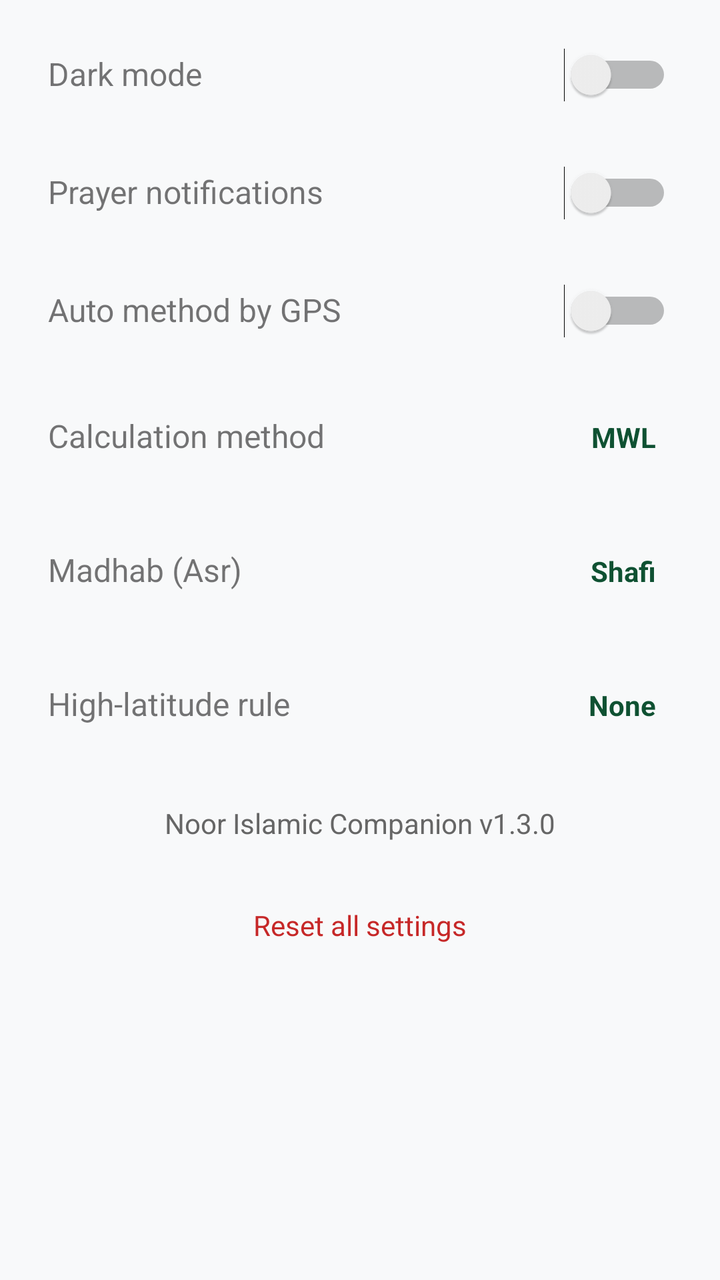
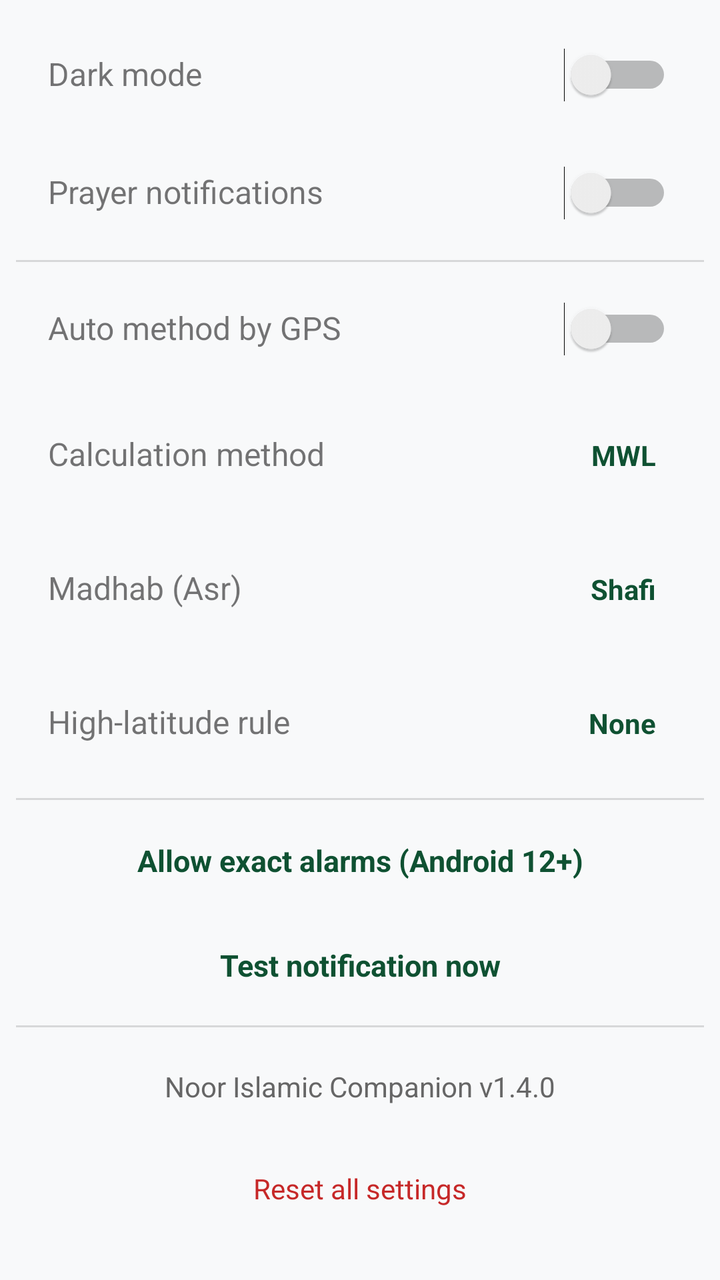

The first picture is an Android layout as it rendered before a commit; the second is the same layout after the commit. The layout source and the unified diff follow.
<!-- AndroidManifest.xml: application theme Theme.Noor -->
<!-- res/layout/fragment_settings.xml -->
<?xml version="1.0" encoding="utf-8"?>
<ScrollView xmlns:android="http://schemas.android.com/apk/res/android"
    android:layout_width="match_parent"
    android:layout_height="match_parent"
    android:fillViewport="true">

    <LinearLayout
        android:layout_width="match_parent"
        android:layout_height="wrap_content"
        android:orientation="vertical"
        android:padding="8dp">

        <LinearLayout
            android:layout_width="match_parent"
            android:layout_height="wrap_content"
            android:orientation="horizontal"
            android:padding="16dp">
            <TextView
                android:layout_width="0dp"
                android:layout_height="wrap_content"
                android:layout_weight="1"
                android:text="Dark mode"
                android:textSize="16sp"/>
            <Switch
                android:id="@+id/swDark"
                android:layout_width="wrap_content"
                android:layout_height="wrap_content"/>
        </LinearLayout>

        <LinearLayout
            android:layout_width="match_parent"
            android:layout_height="wrap_content"
            android:orientation="horizontal"
            android:padding="16dp">
            <TextView
                android:layout_width="0dp"
                android:layout_height="wrap_content"
                android:layout_weight="1"
                android:text="Prayer notifications"
                android:textSize="16sp"/>
            <Switch
                android:id="@+id/swNotif"
                android:layout_width="wrap_content"
                android:layout_height="wrap_content"/>
        </LinearLayout>

        <LinearLayout
            android:layout_width="match_parent"
            android:layout_height="wrap_content"
            android:orientation="horizontal"
            android:padding="16dp">
            <TextView
                android:layout_width="0dp"
                android:layout_height="wrap_content"
                android:layout_weight="1"
                android:text="Auto method by GPS"
                android:textSize="16sp"/>
            <Switch
                android:id="@+id/swAuto"
                android:layout_width="wrap_content"
                android:layout_height="wrap_content"/>
        </LinearLayout>

        <LinearLayout
            android:layout_width="match_parent"
            android:layout_height="wrap_content"
            android:orientation="horizontal"
            android:padding="16dp">
            <TextView
                android:layout_width="0dp"
                android:layout_height="wrap_content"
                android:layout_weight="1"
                android:text="Calculation method"
                android:textSize="16sp"/>
            <TextView
                android:id="@+id/tvMethodValue"
                android:layout_width="wrap_content"
                android:layout_height="wrap_content"
                android:text="MWL"
                android:textColor="?attr/colorPrimary"
                android:textStyle="bold"
                android:padding="8dp"/>
        </LinearLayout>

        <LinearLayout
            android:layout_width="match_parent"
            android:layout_height="wrap_content"
            android:orientation="horizontal"
            android:padding="16dp">
            <TextView
                android:layout_width="0dp"
                android:layout_height="wrap_content"
                android:layout_weight="1"
                android:text="Madhab (Asr)"
                android:textSize="16sp"/>
            <TextView
                android:id="@+id/tvMadhab"
                android:layout_width="wrap_content"
                android:layout_height="wrap_content"
                android:text="Shafi"
                android:textColor="?attr/colorPrimary"
                android:textStyle="bold"
                android:padding="8dp"/>
        </LinearLayout>

        <LinearLayout
            android:layout_width="match_parent"
            android:layout_height="wrap_content"
            android:orientation="horizontal"
            android:padding="16dp">
            <TextView
                android:layout_width="0dp"
                android:layout_height="wrap_content"
                android:layout_weight="1"
                android:text="High-latitude rule"
                android:textSize="16sp"/>
            <TextView
                android:id="@+id/tvHighLat"
                android:layout_width="wrap_content"
                android:layout_height="wrap_content"
                android:text="None"
                android:textColor="?attr/colorPrimary"
                android:textStyle="bold"
                android:padding="8dp"/>
        </LinearLayout>

        <TextView
            android:id="@+id/tvVersion"
            android:layout_width="match_parent"
            android:layout_height="wrap_content"
            android:padding="16dp"
            android:text="Noor Islamic Companion v1.3.0"
            android:textSize="14sp"
            android:gravity="center"
            android:textColor="#666666"/>

        <TextView
            android:id="@+id/tvReset"
            android:layout_width="match_parent"
            android:layout_height="wrap_content"
            android:padding="16dp"
            android:text="Reset all settings"
            android:textSize="14sp"
            android:gravity="center"
            android:textColor="#C62828"/>
    </LinearLayout>
</ScrollView>
<!-- resources referenced by this layout -->
<resources>
  <style name="Theme.Noor" parent="Theme.MaterialComponents.Light.NoActionBar">
          <item name="colorPrimary">@color/primary</item>
          <item name="colorPrimaryVariant">@color/primary_dark</item>
          <item name="colorOnPrimary">@color/white</item>
          <item name="colorSecondary">@color/accent</item>
          <item name="colorSecondaryVariant">@color/accent_dark</item>
          <item name="colorOnSecondary">@color/black</item>
          <item name="android:statusBarColor">@color/primary_dark</item>
          <item name="android:windowBackground">@color/background</item>
      </style>
  <color name="primary">#0F5132</color>
  <color name="primary_dark">#0A3D25</color>
  <color name="white">#FFFFFF</color>
  <color name="accent">#D4AF37</color>
  <color name="accent_dark">#B8941F</color>
  <color name="black">#000000</color>
  <color name="background">#F8F9FA</color>
</resources>

<!-- the commit's change to res/layout/fragment_settings.xml (unified diff, before → after) -->
@@ -43,6 +43,12 @@
                 android:layout_width="wrap_content"
                 android:layout_height="wrap_content"/>
         </LinearLayout>
+
+        <View
+            android:layout_width="match_parent"
+            android:layout_height="1dp"
+            android:background="#22000000"
+            android:layout_marginVertical="4dp"/>
 
         <LinearLayout
             android:layout_width="match_parent"
@@ -124,12 +130,46 @@
                 android:padding="8dp"/>
         </LinearLayout>
 
+        <View
+            android:layout_width="match_parent"
+            android:layout_height="1dp"
+            android:background="#22000000"
+            android:layout_marginVertical="4dp"/>
+
+        <TextView
+            android:id="@+id/tvExactAlarm"
+            android:layout_width="match_parent"
+            android:layout_height="wrap_content"
+            android:padding="16dp"
+            android:text="Allow exact alarms (Android 12+)"
+            android:textSize="15sp"
+            android:gravity="center"
+            android:textColor="?attr/colorPrimary"
+            android:textStyle="bold"/>
+
+        <TextView
+            android:id="@+id/tvTestNotif"
+            android:layout_width="match_parent"
+            android:layout_height="wrap_content"
+            android:padding="16dp"
+            android:text="Test notification now"
+            android:textSize="15sp"
+            android:gravity="center"
+            android:textColor="?attr/colorPrimary"
+            android:textStyle="bold"/>
+
+        <View
+            android:layout_width="match_parent"
+            android:layout_height="1dp"
+            android:background="#22000000"
+            android:layout_marginVertical="4dp"/>
+
         <TextView
             android:id="@+id/tvVersion"
             android:layout_width="match_parent"
             android:layout_height="wrap_content"
             android:padding="16dp"
-            android:text="Noor Islamic Companion v1.3.0"
+            android:text="Noor Islamic Companion v1.4.0"
             android:textSize="14sp"
             android:gravity="center"
             android:textColor="#666666"/>
